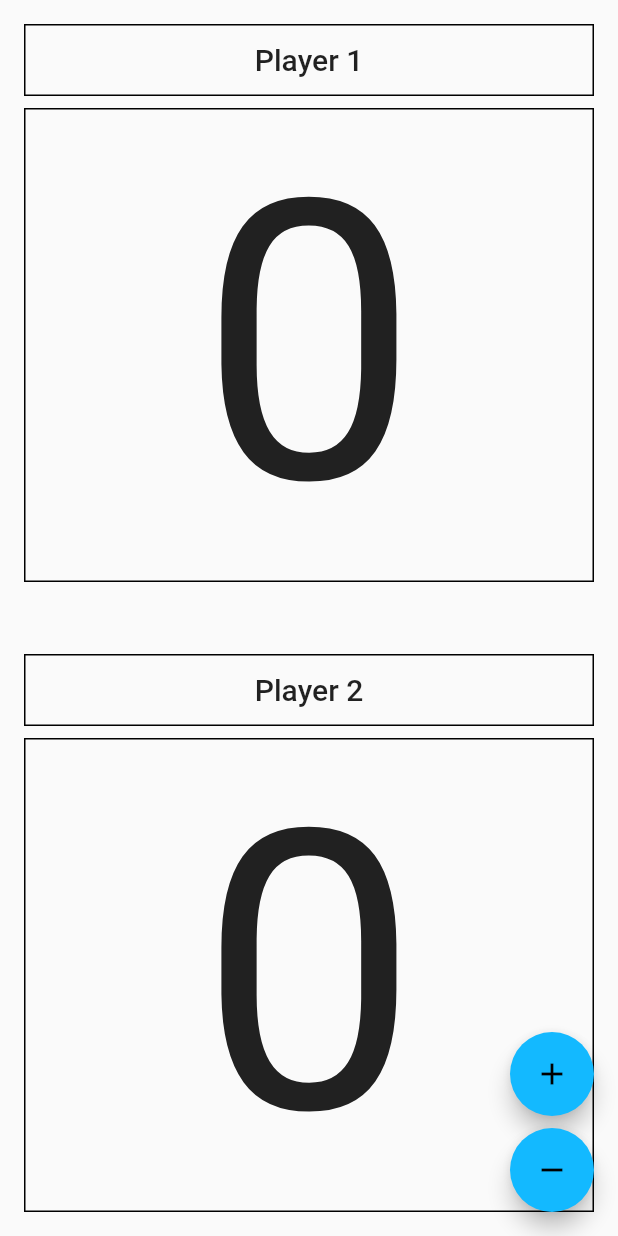
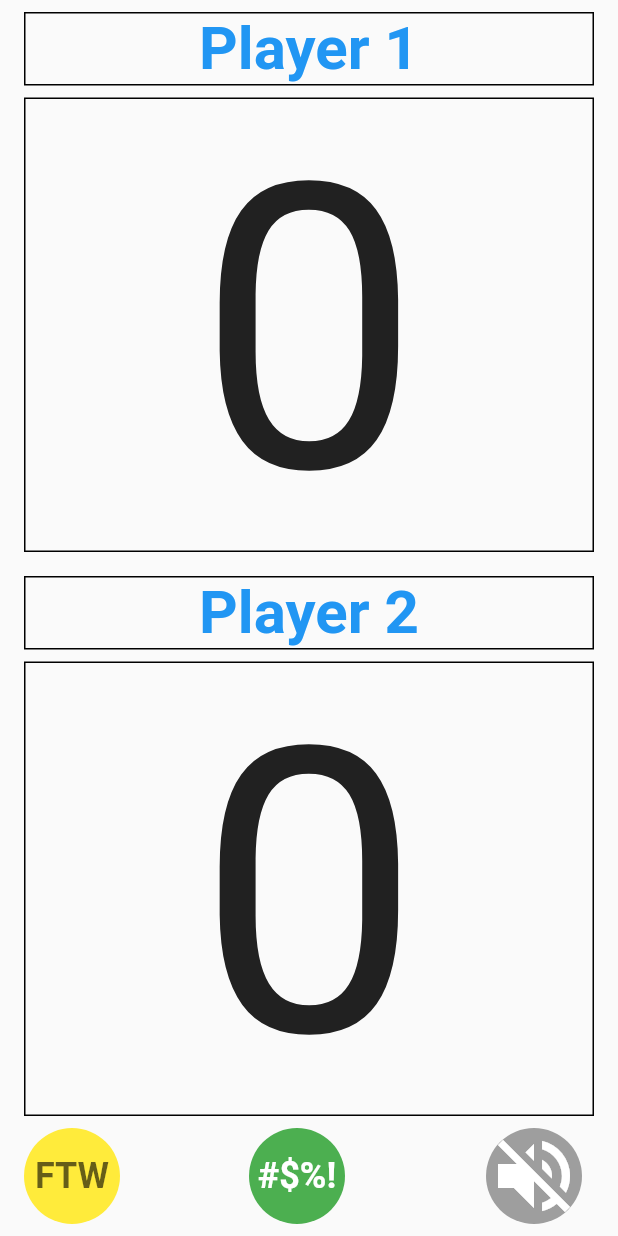
Before and after one commit to NickalasB/smack_talking_scoreboard_v3, a Flutter app: the screen it shows after launch, on a phone screen of 412 x 824 dp. Run offline on Flutter 3.47's test engine with Material 2 defaults, Android fonts, the phone set to English and light mode, and no system bars; our stand-ins replace bloc, equatable, flutter_bloc; generated files the repository leaves out were written again.

Commit message:
ST-1: add goldens and some basic buttons

```diff
--- /dev/null
+++ b/dart_test.yaml
@@ -0,0 +1,2 @@
+tags:
+  golden:
--- a/lib/l10n/arb/app_en.arb
+++ b/lib/l10n/arb/app_en.arb
@@ -9,5 +9,9 @@
         "example": "1"
       }
     }
+  },
+  "forTheWin": "FTW",
+  "@forTheWin": {
+    "description": "button label abbreviation for the term 'for the win'"
   }
 }
--- a/lib/score/bloc/score_bloc.dart
+++ b/lib/score/bloc/score_bloc.dart
@@ -10,9 +10,7 @@ import 'package:smack_talking_scoreboard_v3/score/bloc/scoreboard_state.dart';
 
 class ScoreBloc extends Bloc<CounterEvent, ScoreboardState> {
   ScoreBloc() : super(const ScoreboardState(0)) {
-    on<IncreaseScoreEvent>((event, emit) {
-      return emit(ScoreboardState(state.score + 1));
-    });
+    on<IncreaseScoreEvent>(_increaseScore);
 
     on<DecreaseScoreEvent>((event, emit) {
       if (state.score >= 1) {
@@ -20,4 +18,8 @@ class ScoreBloc extends Bloc<CounterEvent, ScoreboardState> {
       }
     });
   }
+
+  void _increaseScore(IncreaseScoreEvent event, Emitter<ScoreboardState> emit) {
+    emit(ScoreboardState(state.score + 1));
+  }
 }
--- /dev/null
+++ b/lib/score/view/ftw_button.dart
@@ -0,0 +1,46 @@
+import 'package:flutter/material.dart';
+import 'package:smack_talking_scoreboard_v3/l10n/l10n.dart';
+
+class FtwButton extends StatelessWidget {
+  const FtwButton({
+    super.key,
+  });
+
+  @override
+  Widget build(BuildContext context) {
+    final l10 = context.l10n;
+    return Container(
+      width: 64,
+      height: 64,
+      decoration: BoxDecoration(
+        color: Colors.yellow[500],
+        shape: BoxShape.circle,
+      ),
+      child: Center(
+        child: TextField(
+          showCursor: true,
+          maxLength: 3,
+          buildCounter: (
+            context, {
+            required currentLength,
+            maxLength,
+            required isFocused,
+          }) {
+            return const SizedBox.shrink();
+          },
+          onChanged: (text) {
+            // TODO(nibradshaw): add an event to the bloc here
+          },
+          keyboardType: TextInputType.number,
+          textAlign: TextAlign.center,
+          controller: TextEditingController(),
+          decoration: InputDecoration.collapsed(hintText: l10.forTheWin),
+          style: const TextStyle(
+            fontWeight: FontWeight.bold,
+            fontSize: 24,
+          ),
+        ),
+      ),
+    );
+  }
+}
--- a/lib/score/view/scoreboard_page.dart
+++ b/lib/score/view/scoreboard_page.dart
@@ -9,7 +9,9 @@ import 'package:flutter/material.dart';
 import 'package:flutter_bloc/flutter_bloc.dart';
 import 'package:smack_talking_scoreboard_v3/l10n/l10n.dart';
 import 'package:smack_talking_scoreboard_v3/score/bloc/score_bloc.dart';
-import 'package:smack_talking_scoreboard_v3/score/bloc/scoreboard_events.dart';
+import 'package:smack_talking_scoreboard_v3/score/view/ftw_button.dart';
+import 'package:smack_talking_scoreboard_v3/score/view/speak_button.dart';
+import 'package:smack_talking_scoreboard_v3/score/view/volume_button.dart';
 
 class ScoreboardPage extends StatelessWidget {
   const ScoreboardPage({super.key});
@@ -30,36 +32,46 @@ class ScoreboardView extends StatelessWidget {
   Widget build(BuildContext context) {
     return Scaffold(
       body: SafeArea(
-        child: Center(
         child: Column(
           mainAxisAlignment: MainAxisAlignment.center,
+          children: [
+            const SizedBox(height: 8),
+            const Expanded(child: PlayerScore(playerId: 1)),
+            const SizedBox(height: 16),
+            const Expanded(child: PlayerScore(playerId: 2)),
+            Padding(
+              padding: const EdgeInsets.symmetric(horizontal: 16),
+              child: Row(
+                mainAxisAlignment: MainAxisAlignment.spaceBetween,
                 children: const [
-              Expanded(child: PlayerScore(playerId: 1)),
-              SizedBox(height: 16),
-              Expanded(child: PlayerScore(playerId: 2)),
+                  Flexible(child: FtwButton()),
+                  Flexible(child: SpeakButton()),
+                  Flexible(child: VolumeButton()),
                 ],
               ),
             ),
-      ),
-      floatingActionButton: Column(
-        mainAxisAlignment: MainAxisAlignment.end,
-        crossAxisAlignment: CrossAxisAlignment.end,
-        children: [
-          FloatingActionButton(
-            key: const Key('increase_button'),
-            onPressed: () =>
-                context.read<ScoreBloc>().add(IncreaseScoreEvent()),
-            child: const Icon(Icons.add),
-          ),
-          const SizedBox(height: 8),
-          FloatingActionButton(
-            key: const Key('decrease_button'),
-            onPressed: () =>
-                context.read<ScoreBloc>().add(DecreaseScoreEvent()),
-            child: const Icon(Icons.remove),
-          ),
           ],
         ),
+      ),
+      // floatingActionButton: Column(
+      //   mainAxisAlignment: MainAxisAlignment.end,
+      //   crossAxisAlignment: CrossAxisAlignment.end,
+      //   children: [
+      //     FloatingActionButton(
+      //       key: const Key('increase_button'),
+      //       onPressed: () =>
+      //           context.read<ScoreBloc>().add(IncreaseScoreEvent()),
+      //       child: const Icon(Icons.add),
+      //     ),
+      //     const SizedBox(height: 8),
+      //     FloatingActionButton(
+      //       key: const Key('decrease_button'),
+      //       onPressed: () =>
+      //           context.read<ScoreBloc>().add(DecreaseScoreEvent()),
+      //       child: const Icon(Icons.remove),
+      //     ),
+      //   ],
+      // ),
     );
   }
 }
@@ -76,7 +88,7 @@ class PlayerScore extends StatelessWidget {
     final theme = Theme.of(context);
 
     return Padding(
-      padding: const EdgeInsets.all(16),
+      padding: const EdgeInsets.symmetric(horizontal: 16),
       child: Column(
         crossAxisAlignment: CrossAxisAlignment.stretch,
         children: [
@@ -88,20 +100,22 @@ class PlayerScore extends StatelessWidget {
             child: Center(
               child: Text(
                 l10n.player1(playerId),
-                style: theme.textTheme.titleLarge,
+                style: theme.textTheme.headlineLarge?.copyWith(
+                  color: theme.primaryColor,
+                  fontWeight: FontWeight.bold,
+                ),
               ),
             ),
           ),
           const SizedBox(height: 8),
-          Flexible(
+          Expanded(
             child: DecoratedBox(
               decoration: BoxDecoration(
                 border: Border.all(),
               ),
-              child: Center(
+              child: FittedBox(
                 child: Text(
                   score.toString(),
-                  style: TextStyle(fontSize: 260),
                 ),
               ),
             ),
--- /dev/null
+++ b/lib/score/view/speak_button.dart
@@ -0,0 +1,32 @@
+import 'package:flutter/cupertino.dart';
+import 'package:flutter/material.dart';
+
+class SpeakButton extends StatelessWidget {
+  const SpeakButton({super.key});
+
+  @override
+  Widget build(BuildContext context) {
+    return IconButton(
+      iconSize: 64,
+      icon: const DecoratedBox(
+        decoration: BoxDecoration(
+          color: Colors.green,
+          shape: BoxShape.circle,
+        ),
+        child: Center(
+          child: Text(
+            r'#$%!',
+            style: TextStyle(
+              fontWeight: FontWeight.bold,
+              fontSize: 24,
+              color: Colors.white,
+            ),
+          ),
+        ),
+      ),
+      color: Colors.green,
+      splashColor: Colors.greenAccent,
+      onPressed: () {},
+    );
+  }
+}
--- /dev/null
+++ b/lib/score/view/volume_button.dart
@@ -0,0 +1,25 @@
+import 'package:flutter/cupertino.dart';
+import 'package:flutter/material.dart';
+
+class VolumeButton extends StatelessWidget {
+  const VolumeButton({super.key});
+
+  @override
+  Widget build(BuildContext context) {
+    // TODO(nibradshaw): get this off of state;
+    final bool isVolumeOn = false;
+    return IconButton(
+      icon: DecoratedBox(
+        child: isVolumeOn ? Icon(Icons.volume_up) : Icon(Icons.volume_off),
+        decoration: const BoxDecoration(
+          shape: BoxShape.circle,
+          color: Colors.grey,
+        ),
+      ),
+      iconSize: 64,
+      color: Colors.white,
+      splashColor: Colors.greenAccent,
+      onPressed: () {},
+    );
+  }
+}
--- a/pubspec.yaml
+++ b/pubspec.yaml
@@ -22,6 +22,7 @@ dev_dependencies:
   flutter_test:
     sdk: flutter
   given_when_then: ^0.2.0
+  golden_toolkit: ^0.13.0
   mocktail: ^0.3.0
   very_good_analysis: ^3.1.0
 
```
Also changed, not shown: pubspec.lock, 5 other files. Lines whose indentation alone changed are shown as unchanged.
